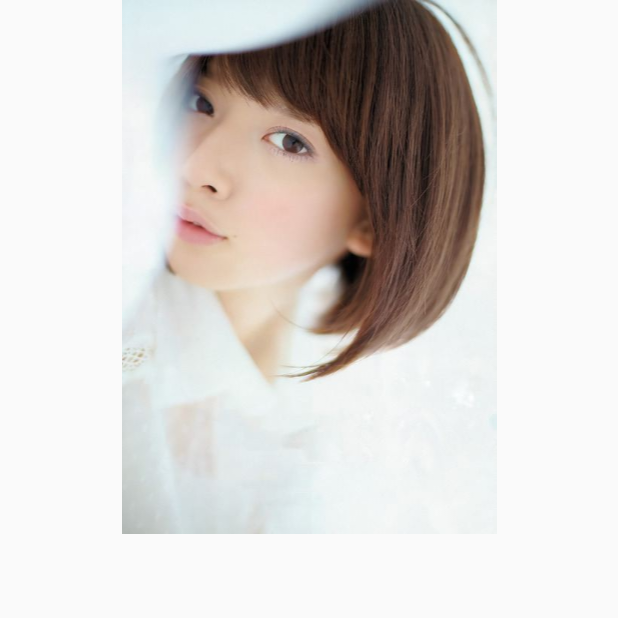
After one commit to Icarours/FirstCode, an Android app: the Main2Activity screen opened directly, with no data from a screen before it, on a phone screen of 412 x 824 dp, the top half of it. The commit adds this screen. Run offline under Robolectric (Android 15) with nearby library versions, the phone set to English and light mode, and no system bars.

Commit message:
1.添加一个测试用TestActivity,想做出Activity全屏的效果,但是百度出来的回答没有什么用

```diff
--- a/bdl1/src/main/AndroidManifest.xml
+++ b/bdl1/src/main/AndroidManifest.xml
@@ -65,6 +65,8 @@
             android:name=".activity.ShowMeActivity"
             android:theme="@style/Transparent">
         </activity>
+        <activity android:name=".activity.Main2Activity">
+        </activity>
     </application>
 
 </manifest>
--- a/weatherforecast/src/main/AndroidManifest.xml
+++ b/weatherforecast/src/main/AndroidManifest.xml
@@ -17,6 +17,8 @@
                 <category android:name="android.intent.category.LAUNCHER"/>
             </intent-filter>
         </activity>
+        <activity android:name=".activity.Main2Activity">
+        </activity>
     </application>
 
 </manifest>
--- /dev/null
+++ b/weatherforecast/src/main/java/com/syl/weatherforecast/activity/Main2Activity.java
@@ -0,0 +1,21 @@
+package com.syl.weatherforecast.activity;
+
+import android.os.Bundle;
+import android.support.v7.app.AppCompatActivity;
+
+import com.syl.weatherforecast.R;
+
+/**
+ * author   Bright
+ * date     2017/6/22 13:45
+ * desc
+ * 测试用Activity
+ */
+public class Main2Activity extends AppCompatActivity {
+
+    @Override
+    protected void onCreate(Bundle savedInstanceState) {
+        super.onCreate(savedInstanceState);
+        setContentView(R.layout.activity_main2);
+    }
+}
--- a/weatherforecast/src/main/res/layout/activity_main.xml
+++ b/weatherforecast/src/main/res/layout/activity_main.xml
@@ -6,7 +6,7 @@
     android:layout_height="match_parent">
     <ImageView android:layout_width="match_parent"
                android:src="@mipmap/mm2"
-               android:layout_height="match_parent"/>
+               android:layout_height="wrap_content"/>
     <TextView android:layout_width="match_parent"
               android:layout_height="wrap_content"
               android:text="@string/app_name"/>
--- /dev/null
+++ b/weatherforecast/src/main/res/layout/activity_main2.xml
@@ -0,0 +1,12 @@
+<?xml version="1.0" encoding="utf-8"?>
+<android.support.constraint.ConstraintLayout
+    xmlns:android="http://schemas.android.com/apk/res/android"
+    xmlns:app="http://schemas.android.com/apk/res-auto"
+    xmlns:tools="http://schemas.android.com/tools"
+    android:layout_width="match_parent"
+    android:layout_height="match_parent"
+    tools:context="com.syl.weatherforecast.activity.Main2Activity">
+    <ImageView android:layout_width="match_parent"
+               android:layout_height="wrap_content"
+               android:src="@mipmap/mm2"/>
+</android.support.constraint.ConstraintLayout>
--- a/weatherforecast/src/main/res/values/strings.xml
+++ b/weatherforecast/src/main/res/values/strings.xml
@@ -1,3 +1,3 @@
 <resources>
-<string name="app_name">酷欧天气</string>
+    <string name="app_name">酷欧天气</string>
 </resources>
--- a/weatherforecast/src/main/res/values/styles.xml
+++ b/weatherforecast/src/main/res/values/styles.xml
@@ -7,5 +7,4 @@
         <item name="colorPrimaryDark">@color/colorPrimaryDark</item>
         <item name="colorAccent">@color/colorAccent</item>
     </style>
-
 </resources>
```
Also changed, not shown: bdl1/src/main/java/com/syl/bdl1/activity/Main2Activity.java (added, +21 -0 lines), bdl1/src/main/res/layout/activity_main2.xml (added, +12 -0 lines), weatherforecast/build.gradle (+7 -2 lines), bdl1/src/main/res/mipmap-hdpi/mm2.jpg (added).
